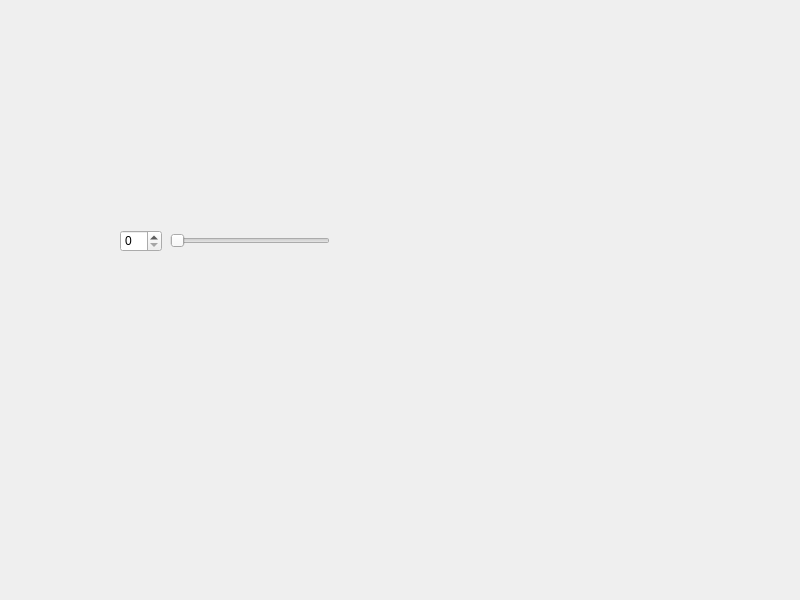
Above: widget.ui from gumin82/Spinbox before the change. Below: the same form after it.
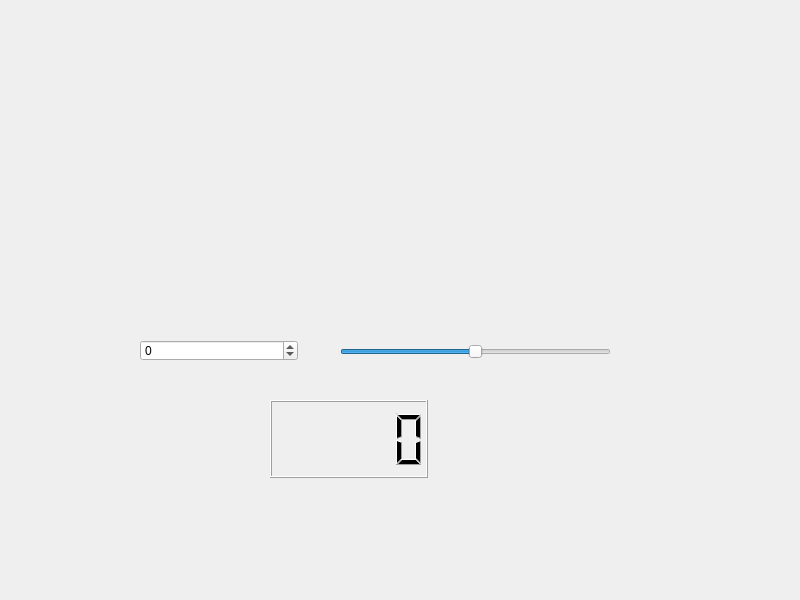
That is the form after the change.

```diff
--- a/widget.ui
+++ b/widget.ui
@@ -13,29 +13,51 @@
   <property name="windowTitle">
    <string>Widget</string>
   </property>
-  <widget class="QSpinBox" name="spinBox">
-   <property name="geometry">
-    <rect>
-     <x>120</x>
-     <y>230</y>
-     <width>42</width>
-     <height>22</height>
-    </rect>
-   </property>
-  </widget>
   <widget class="QSlider" name="horizontalSlider">
    <property name="geometry">
     <rect>
-     <x>170</x>
-     <y>230</y>
-     <width>160</width>
-     <height>22</height>
+     <x>340</x>
+     <y>341</y>
+     <width>271</width>
+     <height>21</height>
     </rect>
    </property>
+   <property name="minimum">
+    <number>-100</number>
+   </property>
+   <property name="maximum">
+    <number>100</number>
+   </property>
    <property name="orientation">
     <enum>Qt::Orientation::Horizontal</enum>
    </property>
   </widget>
+  <widget class="QSpinBox" name="spinBox">
+   <property name="geometry">
+    <rect>
+     <x>140</x>
+     <y>340</y>
+     <width>158</width>
+     <height>21</height>
+    </rect>
+   </property>
+   <property name="minimum">
+    <number>-100</number>
+   </property>
+   <property name="maximum">
+    <number>100</number>
+   </property>
+  </widget>
+  <widget class="QLCDNumber" name="lcdNumber">
+   <property name="geometry">
+    <rect>
+     <x>270</x>
+     <y>400</y>
+     <width>158</width>
+     <height>78</height>
+    </rect>
+   </property>
+  </widget>
  </widget>
  <resources/>
  <connections>
```
Left out of the diff: 48 changed lines with no effect on the pictures.
